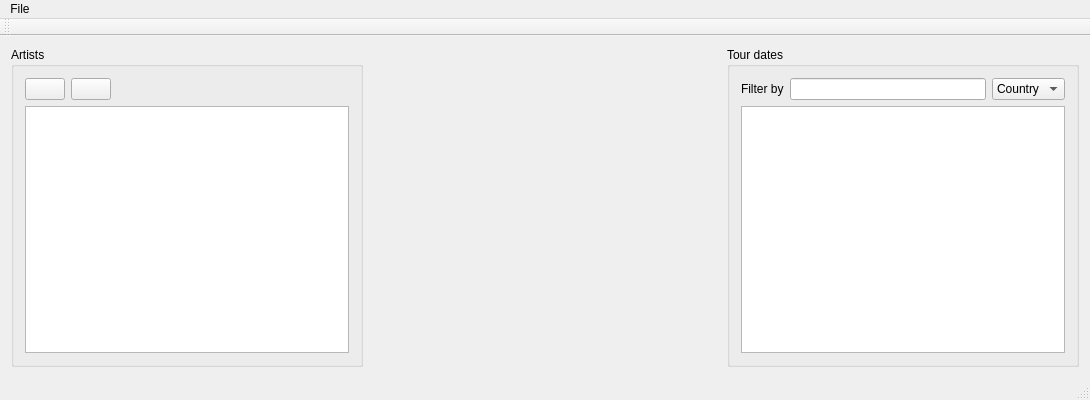
Qt form mainwindow.ui (flavio/rockmarble) before a commit.
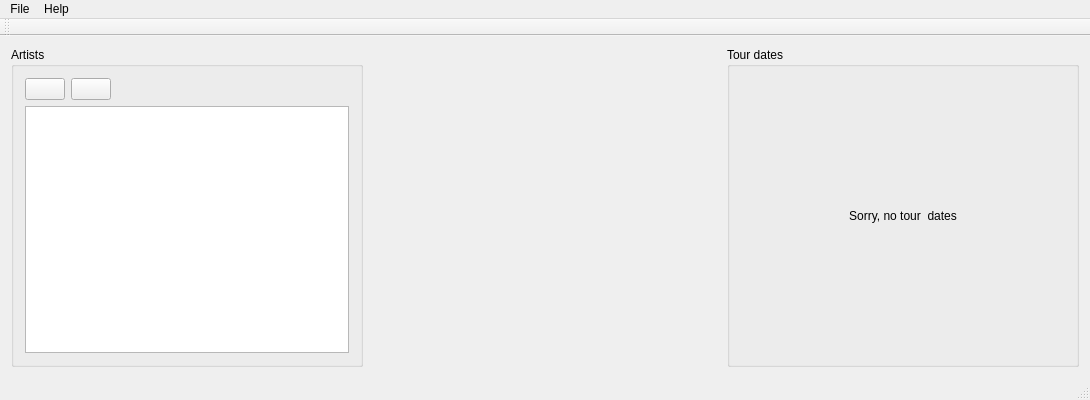
The same form after that commit. Icons and pictures are not drawn. Custom widgets are drawn as their Qt base class.

The edit to the form file:
```diff
--- a/mainwindow.ui
+++ b/mainwindow.ui
@@ -113,6 +113,13 @@
         </property>
         <layout class="QVBoxLayout" name="verticalLayout_2">
          <item>
+          <widget class="QStackedWidget" name="stackedWidget">
+           <property name="currentIndex">
+            <number>1</number>
+           </property>
+           <widget class="QWidget" name="page">
+            <layout class="QVBoxLayout" name="verticalLayout_4">
+             <item>
           <layout class="QHBoxLayout" name="horizontalLayout_3">
            <item>
             <widget class="QLabel" name="label">
@@ -152,6 +159,24 @@
          </item>
         </layout>
        </widget>
+           <widget class="QWidget" name="page_2">
+            <layout class="QVBoxLayout" name="verticalLayout_6">
+             <item>
+              <widget class="QLabel" name="label_2">
+               <property name="text">
+                <string>Sorry, no tour  dates</string>
+               </property>
+               <property name="alignment">
+                <set>Qt::AlignCenter</set>
+               </property>
+              </widget>
+             </item>
+            </layout>
+           </widget>
+          </widget>
+         </item>
+        </layout>
+       </widget>
       </item>
      </layout>
     </item>
@@ -163,7 +188,7 @@
      <x>0</x>
      <y>0</y>
      <width>1090</width>
-     <height>24</height>
+     <height>26</height>
     </rect>
    </property>
    <widget class="QMenu" name="menuFile">
@@ -172,7 +197,14 @@
     </property>
     <addaction name="actionExit"/>
    </widget>
+   <widget class="QMenu" name="menuHelp">
+    <property name="title">
+     <string>Help</string>
+    </property>
+    <addaction name="action_about"/>
+   </widget>
    <addaction name="menuFile"/>
+   <addaction name="menuHelp"/>
   </widget>
   <widget class="QToolBar" name="mainToolBar">
    <attribute name="toolBarArea">
@@ -201,6 +233,11 @@
    <extends>QWidget</extends>
    <header>MarbleWidget.h</header>
   </customwidget>
+  <customwidget>
+   <class>LineEdit</class>
+   <extends>QLineEdit</extends>
+   <header location="global">lineedit.h</header>
+  </customwidget>
  </customwidgets>
  <resources>
   <include location="resources.qrc"/>
```
Left out of the diff: 27 changed lines with no effect on the pictures. Lines whose indentation alone changed are shown as unchanged.
